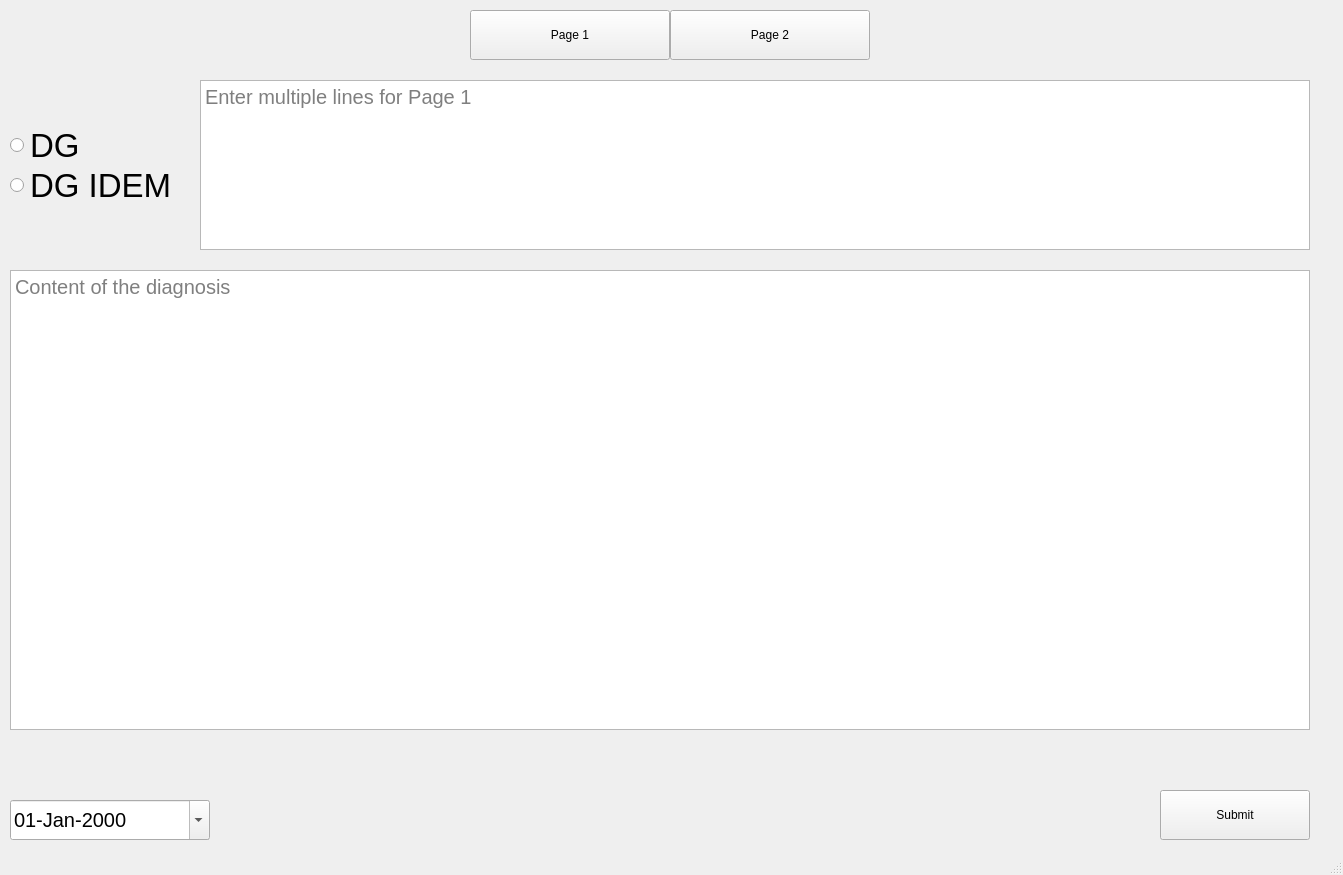
Above: src/page_window.ui from trejdof/DoctorReportApp before the change. Below: the same form after it.
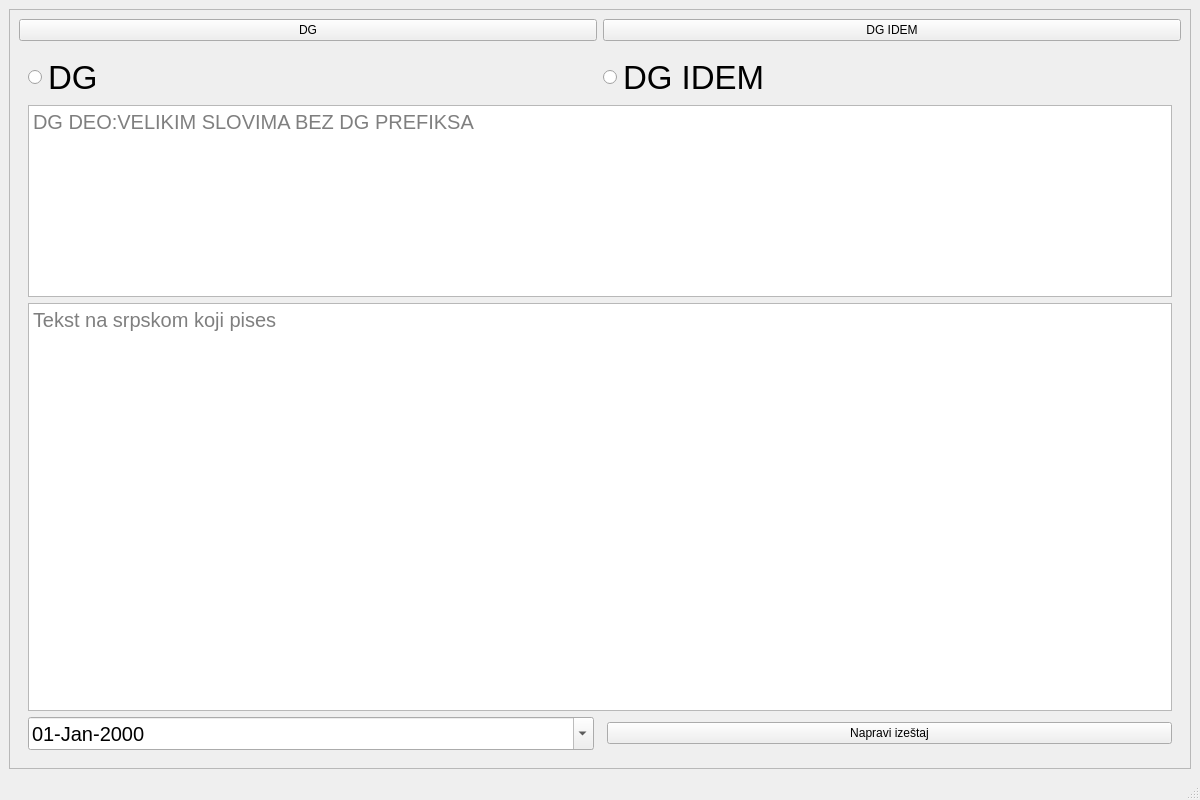
That is the form after the change. The open tabs and pages were chosen to show the change.

Patch:
```diff
--- a/src/page_window.ui
+++ b/src/page_window.ui
@@ -6,62 +6,57 @@
    <rect>
     <x>0</x>
     <y>0</y>
-    <width>1343</width>
-    <height>875</height>
+    <width>1200</width>
+    <height>800</height>
    </rect>
   </property>
   <property name="windowTitle">
    <string>Page Window</string>
   </property>
+  <!-- Central Widget with Scroll Area -->
   <widget class="QWidget" name="centralwidget">
+   <layout class="QVBoxLayout" name="verticalLayoutMain">
+    <!-- Add Scroll Area to make content scrollable on smaller screens -->
+    <item>
+     <widget class="QScrollArea" name="scrollArea">
+      <property name="widgetResizable">
+       <bool>true</bool>
+      </property>
+      <widget class="QWidget" name="scrollAreaWidgetContents">
+       <layout class="QVBoxLayout" name="scrollAreaLayout">
+        <!-- Page Buttons Layout -->
+        <item>
+         <layout class="QHBoxLayout" name="horizontalLayoutButtons">
+          <item>
    <widget class="QPushButton" name="pageButton1">
-    <property name="geometry">
-     <rect>
-      <x>470</x>
-      <y>10</y>
-      <width>200</width>
-      <height>50</height>
-     </rect>
-    </property>
     <property name="text">
-     <string>Page 1</string>
-    </property>
-   </widget>
+             <string>DG</string>
+            </property>
+           </widget>
+          </item>
+          <item>
    <widget class="QPushButton" name="pageButton2">
-    <property name="geometry">
-     <rect>
-      <x>670</x>
-      <y>10</y>
-      <width>200</width>
-      <height>50</height>
-     </rect>
-    </property>
     <property name="text">
-     <string>Page 2</string>
-    </property>
-   </widget>
+             <string>DG IDEM</string>
+            </property>
+           </widget>
+          </item>
+         </layout>
+        </item>
+        <!-- Stacked Widget for Pages -->
+        <item>
    <widget class="QStackedWidget" name="stackedWidget">
-    <property name="geometry">
-     <rect>
-      <x>10</x>
-      <y>70</y>
-      <width>1300</width>
-      <height>771</height>
-     </rect>
-    </property>
     <property name="currentIndex">
-     <number>1</number>
-    </property>
+           <number>0</number>
+          </property>
+          <!-- Page 1 -->
     <widget class="QWidget" name="page1">
+           <layout class="QVBoxLayout" name="verticalLayoutPage1">
+            <!-- Radio Buttons -->
+            <item>
+             <layout class="QHBoxLayout" name="horizontalLayoutRadiosPage1">
+              <item>
      <widget class="QRadioButton" name="radioButtonDG_page1">
-      <property name="geometry">
-       <rect>
-        <x>0</x>
-        <y>50</y>
-        <width>150</width>
-        <height>50</height>
-       </rect>
-      </property>
       <property name="font">
        <font>
         <pointsize>25</pointsize>
@@ -71,15 +66,9 @@
        <string>DG</string>
       </property>
      </widget>
+              </item>
+              <item>
      <widget class="QRadioButton" name="radioButtonDGIDEM_page1">
-      <property name="geometry">
-       <rect>
-        <x>0</x>
-        <y>90</y>
-        <width>170</width>
-        <height>50</height>
-       </rect>
-      </property>
       <property name="font">
        <font>
         <pointsize>25</pointsize>
@@ -89,51 +78,58 @@
        <string>DG IDEM</string>
       </property>
      </widget>
+              </item>
+             </layout>
+            </item>
+            <!-- Top Text Input -->
+            <item>
      <widget class="QTextEdit" name="textInputPage1">
-      <property name="geometry">
-       <rect>
-        <x>190</x>
-        <y>10</y>
-        <width>1110</width>
-        <height>170</height>
-       </rect>
-      </property>
       <property name="font">
        <font>
         <pointsize>15</pointsize>
        </font>
       </property>
       <property name="placeholderText">
-       <string>Enter multiple lines for Page 1</string>
-      </property>
-     </widget>
+               <string>DG DEO:VELIKIM SLOVIMA BEZ DG PREFIKSA</string>
+              </property>
+              <property name="minimumHeight">
+               <number>80</number>
+              </property>
+              <property name="maximumHeight">
+               <number>120</number>
+              </property>
+              <property name="sizePolicy">
+               <sizepolicy hsizetype="Expanding" vsizetype="Fixed">
+                <horstretch>0</horstretch>
+                <verstretch>0</verstretch>
+               </sizepolicy>
+              </property>
+             </widget>
+            </item>
+            <!-- Diagnosis Input -->
+            <item>
      <widget class="QTextEdit" name="diagnosisInputPage1">
-      <property name="geometry">
-       <rect>
-        <x>0</x>
-        <y>200</y>
-        <width>1300</width>
-        <height>460</height>
-       </rect>
-      </property>
       <property name="font">
        <font>
         <pointsize>15</pointsize>
        </font>
       </property>
       <property name="placeholderText">
-       <string>Content of the diagnosis</string>
-      </property>
-     </widget>
+               <string>Tekst na srpskom koji pises</string>
+              </property>
+              <property name="sizePolicy">
+               <sizepolicy hsizetype="Expanding" vsizetype="Expanding">
+                <horstretch>0</horstretch>
+                <verstretch>1</verstretch>
+               </sizepolicy>
+              </property>
+             </widget>
+            </item>
+            <!-- Bottom Controls -->
+            <item>
+             <layout class="QHBoxLayout" name="horizontalLayoutBottomPage1">
+              <item>
      <widget class="QDateEdit" name="dateEditPage1">
-      <property name="geometry">
-       <rect>
-        <x>0</x>
-        <y>730</y>
-        <width>200</width>
-        <height>40</height>
-       </rect>
-      </property>
       <property name="font">
        <font>
         <pointsize>15</pointsize>
@@ -146,30 +142,33 @@
        <bool>true</bool>
       </property>
      </widget>
+              </item>
+              <item>
+               <spacer name="horizontalSpacerPage1">
+                <property name="orientation">
+                 <enum>Qt::Horizontal</enum>
+                </property>
+               </spacer>
+              </item>
+              <item>
      <widget class="QPushButton" name="log_button_page1">
-      <property name="geometry">
-       <rect>
-        <x>1150</x>
-        <y>720</y>
-        <width>150</width>
-        <height>50</height>
-       </rect>
-      </property>
       <property name="text">
-       <string>Submit</string>
-      </property>
-     </widget>
-    </widget>
+                 <string>Napravi izeštaj</string>
+                </property>
+               </widget>
+              </item>
+             </layout>
+            </item>
+           </layout>
+          </widget>
+          <!-- Page 2 -->
     <widget class="QWidget" name="page2">
+           <layout class="QVBoxLayout" name="verticalLayoutPage2">
+            <!-- Radio Buttons -->
+            <item>
+             <layout class="QHBoxLayout" name="horizontalLayoutRadiosPage2">
+              <item>
      <widget class="QRadioButton" name="radioButtonDG_page2">
-      <property name="geometry">
-       <rect>
-        <x>0</x>
-        <y>50</y>
-        <width>150</width>
-        <height>50</height>
-       </rect>
-      </property>
       <property name="font">
        <font>
         <pointsize>25</pointsize>
@@ -179,15 +178,9 @@
        <string>DG</string>
       </property>
      </widget>
+              </item>
+              <item>
      <widget class="QRadioButton" name="radioButtonDGIDEM_page2">
-      <property name="geometry">
-       <rect>
-        <x>0</x>
-        <y>90</y>
-        <width>170</width>
-        <height>50</height>
-       </rect>
-      </property>
       <property name="font">
        <font>
         <pointsize>25</pointsize>
@@ -197,51 +190,58 @@
        <string>DG IDEM</string>
       </property>
      </widget>
+              </item>
+             </layout>
+            </item>
+            <!-- Top Text Input -->
+            <item>
      <widget class="QTextEdit" name="textInputPage2">
-      <property name="geometry">
-       <rect>
-        <x>190</x>
-        <y>10</y>
-        <width>1110</width>
-        <height>170</height>
-       </rect>
-      </property>
       <property name="font">
        <font>
         <pointsize>15</pointsize>
        </font>
       </property>
       <property name="placeholderText">
-       <string>Enter multiple lines for Page 2</string>
-      </property>
-     </widget>
+               <string>DG DEO:VELIKIM SLOVIMA BEZ DG PREFIKSA</string>
+              </property>
+              <property name="minimumHeight">
+               <number>80</number>
+              </property>
+              <property name="maximumHeight">
+               <number>120</number>
+              </property>
+              <property name="sizePolicy">
+               <sizepolicy hsizetype="Expanding" vsizetype="Fixed">
+                <horstretch>0</horstretch>
+                <verstretch>0</verstretch>
+               </sizepolicy>
+              </property>
+             </widget>
+            </item>
+            <!-- Diagnosis Input -->
+            <item>
      <widget class="QTextEdit" name="diagnosisInputPage2">
-      <property name="geometry">
-       <rect>
-        <x>0</x>
-        <y>200</y>
-        <width>1300</width>
-        <height>460</height>
-       </rect>
-      </property>
       <property name="font">
        <font>
         <pointsize>15</pointsize>
        </font>
       </property>
       <property name="placeholderText">
-       <string>Content of the diagnosis</string>
-      </property>
-     </widget>
+               <string>Tekst na srpskom koji pises</string>
+              </property>
+              <property name="sizePolicy">
+               <sizepolicy hsizetype="Expanding" vsizetype="Expanding">
+                <horstretch>0</horstretch>
+                <verstretch>1</verstretch>
+               </sizepolicy>
+              </property>
+             </widget>
+            </item>
+            <!-- Bottom Controls -->
+            <item>
+             <layout class="QHBoxLayout" name="horizontalLayoutBottomPage2">
+              <item>
      <widget class="QDateEdit" name="dateEditPage2">
-      <property name="geometry">
-       <rect>
-        <x>0</x>
-        <y>730</y>
-        <width>200</width>
-        <height>40</height>
-       </rect>
-      </property>
       <property name="font">
        <font>
         <pointsize>15</pointsize>
@@ -254,21 +254,32 @@
        <bool>true</bool>
       </property>
      </widget>
+              </item>
+              <item>
+               <spacer name="horizontalSpacerPage2">
+                <property name="orientation">
+                 <enum>Qt::Horizontal</enum>
+                </property>
+               </spacer>
+              </item>
+              <item>
      <widget class="QPushButton" name="log_button_page2">
-      <property name="geometry">
-       <rect>
-        <x>1150</x>
-        <y>720</y>
-        <width>150</width>
-        <height>50</height>
-       </rect>
-      </property>
       <property name="text">
        <string>Submit</string>
       </property>
      </widget>
-    </widget>
-   </widget>
+              </item>
+             </layout>
+            </item>
+           </layout>
+          </widget>
+         </widget>
+        </item>
+       </layout>
+      </widget>
+     </widget>
+    </item>
+   </layout>
   </widget>
   <widget class="QStatusBar" name="statusbar"/>
  </widget>
```
Lines whose indentation alone changed are shown as unchanged.
